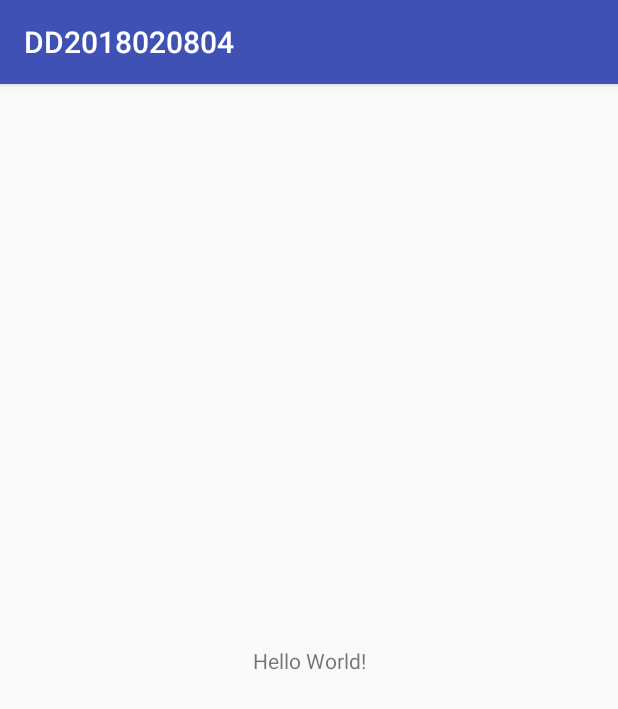
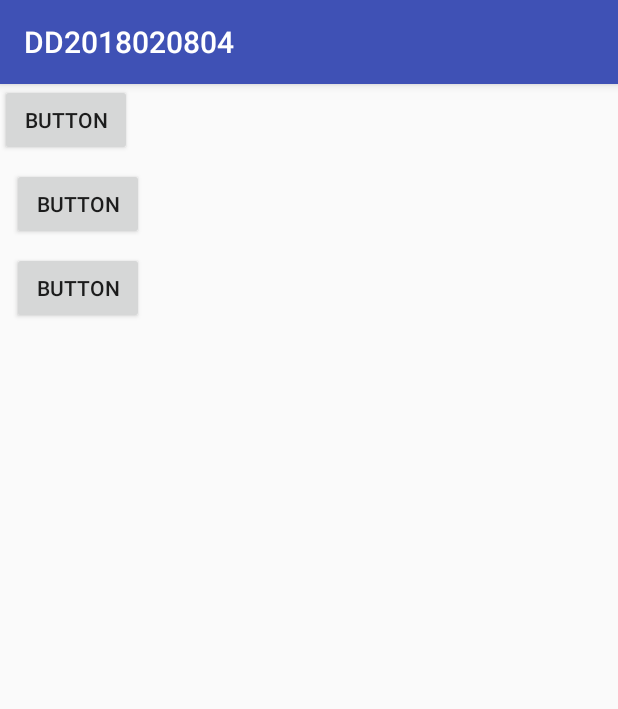
Before and after one commit to kcli2412/DD2018020804, an Android app: the screen it shows after launch (MainActivity), on a phone screen of 412 x 824 dp. Shown: the top 709 px of the screen. Run offline under Robolectric (Android 15) with nearby library versions, the phone set to English and light mode, and no system bars.

```diff
--- a/app/src/main/AndroidManifest.xml
+++ b/app/src/main/AndroidManifest.xml
@@ -16,6 +16,11 @@
                 <category android:name="android.intent.category.LAUNCHER" />
             </intent-filter>
         </activity>
+
+        <receiver
+            android:name=".MyReceiver"
+            android:enabled="true"
+            android:exported="true"></receiver>
     </application>
 
 </manifest>
--- a/app/src/main/java/com/example/student/dd2018020804/MainActivity.java
+++ b/app/src/main/java/com/example/student/dd2018020804/MainActivity.java
@@ -1,13 +1,38 @@
 package com.example.student.dd2018020804;
 
+import android.content.Intent;
+import android.content.IntentFilter;
 import android.support.v7.app.AppCompatActivity;
 import android.os.Bundle;
+import android.view.View;
 
 public class MainActivity extends AppCompatActivity {
+    MyReceiver receiver;
 
     @Override
     protected void onCreate(Bundle savedInstanceState) {
         super.onCreate(savedInstanceState);
         setContentView(R.layout.activity_main);
+
+        receiver = new MyReceiver();
+    }
+
+    public void click1(View v)
+    {
+        IntentFilter filter = new IntentFilter();
+        filter.addAction("myaction");
+        filter.setPriority(500);
+        registerReceiver(receiver, filter);
+    }
+
+    public void click2(View v)
+    {
+        unregisterReceiver(receiver);
+    }
+
+    public void click3(View v)
+    {
+        Intent intent = new Intent("myaction");
+        sendBroadcast(intent);
     }
 }
--- /dev/null
+++ b/app/src/main/java/com/example/student/dd2018020804/MyReceiver.java
@@ -0,0 +1,16 @@
+package com.example.student.dd2018020804;
+
+import android.content.BroadcastReceiver;
+import android.content.Context;
+import android.content.Intent;
+import android.util.Log;
+
+public class MyReceiver extends BroadcastReceiver {
+
+    @Override
+    public void onReceive(Context context, Intent intent) {
+        // TODO: This method is called when the BroadcastReceiver is receiving
+        // an Intent broadcast.
+        Log.d("REC", "onReceive: ");
+    }
+}
--- a/app/src/main/res/layout/activity_main.xml
+++ b/app/src/main/res/layout/activity_main.xml
@@ -6,13 +6,34 @@
     android:layout_height="match_parent"
     tools:context="com.example.student.dd2018020804.MainActivity">
 
-    <TextView
+    <Button
+        android:id="@+id/button"
         android:layout_width="wrap_content"
         android:layout_height="wrap_content"
-        android:text="Hello World!"
-        app:layout_constraintBottom_toBottomOf="parent"
-        app:layout_constraintLeft_toLeftOf="parent"
-        app:layout_constraintRight_toRightOf="parent"
-        app:layout_constraintTop_toTopOf="parent" />
+        android:onClick="click1"
+        android:text="Button"
+        tools:layout_editor_absoluteX="8dp"
+        tools:layout_editor_absoluteY="8dp" />
 
+    <Button
+        android:id="@+id/button2"
+        android:layout_width="wrap_content"
+        android:layout_height="wrap_content"
+        android:layout_marginStart="8dp"
+        android:layout_marginTop="8dp"
+        android:onClick="click2"
+        android:text="Button"
+        app:layout_constraintStart_toStartOf="parent"
+        app:layout_constraintTop_toBottomOf="@+id/button" />
+
+    <Button
+        android:id="@+id/button3"
+        android:layout_width="wrap_content"
+        android:layout_height="wrap_content"
+        android:layout_marginStart="8dp"
+        android:layout_marginTop="8dp"
+        android:onClick="click3"
+        android:text="Button"
+        app:layout_constraintStart_toStartOf="parent"
+        app:layout_constraintTop_toBottomOf="@+id/button2" />
 </android.support.constraint.ConstraintLayout>
```
